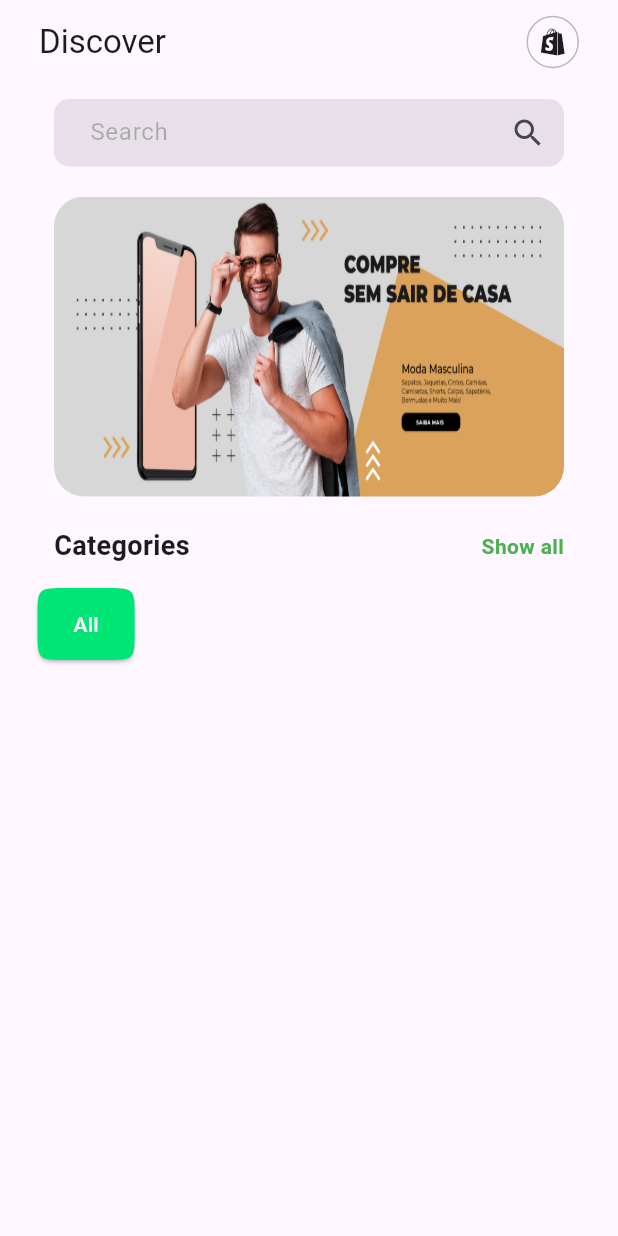
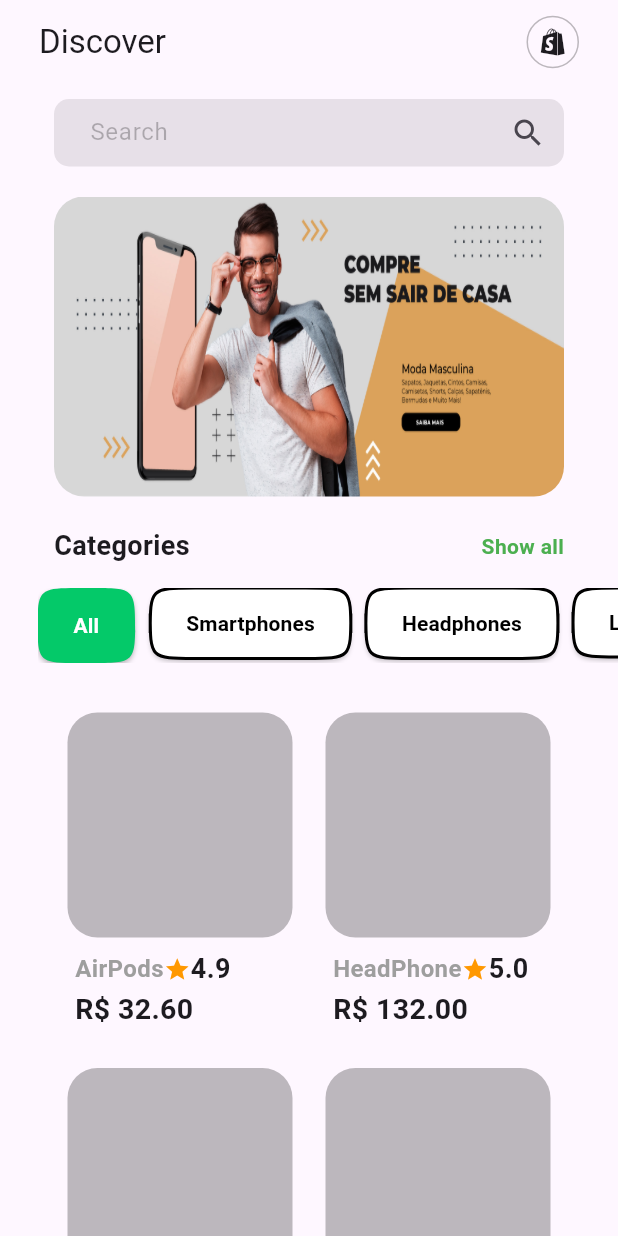
Before and after one commit to devdouglasa/e-commerce_app, a Flutter app: the screen it shows after launch, on a phone screen of 412 x 824 dp. Run offline on Flutter 3.47's test engine with Material 2 defaults, Android fonts, the phone set to English and light mode, and no system bars; drawn by our look-alikes of card_swiper.

Commit message:
Atualização do projeto

```diff
--- /dev/null
+++ b/lib/components/home_page/categories.dart
@@ -0,0 +1,82 @@
+import 'package:flutter/material.dart';
+
+class CategoriesList extends StatelessWidget {
+  const CategoriesList({super.key});
+
+  @override
+  Widget build(BuildContext context) {
+    return Padding(
+      padding: const EdgeInsets.only(left: 25, top: 15, bottom: 15),
+      child: SizedBox(
+        height: 50,
+        child: ListView(
+          scrollDirection: Axis.horizontal,
+          children: [
+            ElevatedButton(
+              style: ElevatedButton.styleFrom(
+                  backgroundColor: const Color.fromARGB(255, 4, 201, 105),
+                  shape: ContinuousRectangleBorder(
+                    borderRadius: BorderRadius.circular(30),
+                  )),
+              onPressed: () {},
+              child: const Text('All',
+                  style: TextStyle(
+                      color: Colors.white, fontWeight: FontWeight.bold)),
+            ),
+            Padding(
+              padding: const EdgeInsets.only(left: 10, bottom: 3),
+              child: ElevatedButton(
+                style: ElevatedButton.styleFrom(
+                    backgroundColor: Colors.white,
+                    shape: ContinuousRectangleBorder(
+                      borderRadius: BorderRadius.circular(30),
+                      side: const BorderSide(width: 2, color: Colors.black),
+                    )),
+                onPressed: () {},
+                child: const Text(
+                  'Smartphones',
+                  style: TextStyle(
+                      color: Colors.black, fontWeight: FontWeight.bold),
+                ),
+              ),
+            ),
+            Padding(
+              padding: const EdgeInsets.only(left: 10, bottom: 3),
+              child: ElevatedButton(
+                style: ElevatedButton.styleFrom(
+                    backgroundColor: Colors.white,
+                    shape: ContinuousRectangleBorder(
+                      borderRadius: BorderRadius.circular(30),
+                      side: const BorderSide(width: 2, color: Colors.black),
+                    )),
+                onPressed: () {},
+                child: const Text(
+                  'Headphones',
+                  style: TextStyle(
+                      color: Colors.black, fontWeight: FontWeight.bold),
+                ),
+              ),
+            ),
+            Padding(
+              padding: const EdgeInsets.only(left: 10, bottom: 4),
+              child: ElevatedButton(
+                style: ElevatedButton.styleFrom(
+                    backgroundColor: Colors.white,
+                    shape: ContinuousRectangleBorder(
+                      borderRadius: BorderRadius.circular(30),
+                      side: const BorderSide(width: 2, color: Colors.black),
+                    )),
+                onPressed: () {},
+                child: const Text(
+                  'Laptop',
+                  style: TextStyle(
+                      color: Colors.black, fontWeight: FontWeight.bold),
+                ),
+              ),
+            ),
+          ],
+        ),
+      ),
+    );
+  }
+}
--- /dev/null
+++ b/lib/components/product.dart
@@ -0,0 +1,87 @@
+import 'package:flutter/material.dart';
+
+class Product extends StatelessWidget {
+  final double valueProduct;
+  final String nameProduct;
+  final double classificationProduct;
+  const Product(
+      {required this.nameProduct,
+      required this.valueProduct,
+      required this.classificationProduct,
+      super.key});
+
+  String convertValueToString(value) {
+    return value.toString();
+  }
+
+  @override
+  Widget build(BuildContext context) {
+    return Padding(
+      padding: const EdgeInsets.only(top: 18, left: 8, right: 8),
+      child: Column(
+        children: [
+          Container(
+            decoration: BoxDecoration(
+              borderRadius: BorderRadius.circular(20),
+              color: Colors.black26,
+            ),
+            width: 150,
+            height: 150,
+          ),
+          Padding(
+            padding: const EdgeInsets.all(8.0),
+            child: SizedBox(
+              width: 140,
+              child: Row(
+                mainAxisAlignment: MainAxisAlignment.spaceBetween,
+                crossAxisAlignment: CrossAxisAlignment.start,
+                children: [
+                  Column(
+                    mainAxisAlignment: MainAxisAlignment.start,
+                    crossAxisAlignment: CrossAxisAlignment.start,
+                    children: [
+                      Row(
+                        mainAxisAlignment: MainAxisAlignment.spaceBetween,
+                        crossAxisAlignment: CrossAxisAlignment.center,
+                        children: [
+                          Text(
+                            nameProduct.toString(),
+                            style: const TextStyle(
+                                color: Colors.grey,
+                                fontWeight: FontWeight.bold,
+                                fontSize: 16),
+                            overflow: TextOverflow.ellipsis,
+                          ),
+                          Row(
+                            mainAxisAlignment: MainAxisAlignment.end,
+                            children: [
+                              const Icon(
+                                Icons.star,
+                                color: Colors.orange,
+                                size: 18,
+                              ),
+                              Text(
+                                classificationProduct.toString(),
+                                style: const TextStyle(
+                                    fontWeight: FontWeight.bold, fontSize: 18),
+                              )
+                            ],
+                          ),
+                        ],
+                      ),
+                      Text(
+                        'R\$ ${valueProduct.toStringAsFixed(2)}',
+                        style: const TextStyle(
+                            fontWeight: FontWeight.bold, fontSize: 19),
+                      ),
+                    ],
+                  ),
+                ],
+              ),
+            ),
+          ),
+        ],
+      ),
+    );
+  }
+}
--- a/lib/pages/home_page.dart
+++ b/lib/pages/home_page.dart
@@ -1,12 +1,18 @@
-import 'package:card_swiper/card_swiper.dart';
+import 'package:ecomerce/components/home_page/categories.dart';
 import 'package:ecomerce/components/home_page/input_search.dart';
 import 'package:ecomerce/components/home_page/swiper_card.dart';
+import 'package:ecomerce/components/product.dart';
 import 'package:flutter/material.dart';
 
-class HomePage extends StatelessWidget {
+class HomePage extends StatefulWidget {
   HomePage({super.key});
 
-  List imagePath = [
+  @override
+  State<HomePage> createState() => _HomePageState();
+}
+
+class _HomePageState extends State<HomePage> {
+  final List imagePath = [
     'assets/img/banner.jpg',
     'assets/img/banner.jpg',
     'assets/img/banner.jpg',
@@ -14,7 +20,9 @@ class HomePage extends StatelessWidget {
 
   @override
   Widget build(BuildContext context) {
-    return Container(
+    return ListView(
+      children: [
+        Container(
           alignment: Alignment.topCenter,
           child: Column(
             mainAxisAlignment: MainAxisAlignment.start,
@@ -47,26 +55,31 @@ class HomePage extends StatelessWidget {
                   ),
                 ),
               ),
-          Padding(
-            padding: const EdgeInsets.only(left: 25, top: 15),
-            child: SizedBox(
-              height: 48,
-              child: ListView(
-                scrollDirection: Axis.horizontal,
+              const CategoriesList(),
+              const Column(
                 children: [
-                  ElevatedButton(style: ElevatedButton.styleFrom(
-                    backgroundColor: Colors.greenAccent[400],
-                    shape: ContinuousRectangleBorder(
-                      borderRadius: BorderRadius.circular(20),
-                    )
-                  ),onPressed: (){}, child: Text('All', style: TextStyle(color: Colors.white),)),
-
+                  Row(
+                    mainAxisAlignment: MainAxisAlignment.center,
+                    crossAxisAlignment: CrossAxisAlignment.center,
+                    children: [
+                      Product(nameProduct: 'AirPods', valueProduct: 32.60, classificationProduct: 4.9,),
+                      Product(nameProduct: 'HeadPhone', valueProduct: 132, classificationProduct: 5.0),
+                    ],
+                  ),
+                  Row(
+                    mainAxisAlignment: MainAxisAlignment.center,
+                    crossAxisAlignment: CrossAxisAlignment.center,
+                    children: [
+                      Product(nameProduct: 'Xioami 11', valueProduct: 1000, classificationProduct: 5.9,),
+                      Product(nameProduct: 'Pendrive', valueProduct: 40, classificationProduct: 4.0),
+                    ],
+                  ),
+                ],
+              ),
             ],
           ),
         ),
-          )
       ],
-      ),
     );
   }
 }
```
Lines whose indentation alone changed are shown as unchanged.
